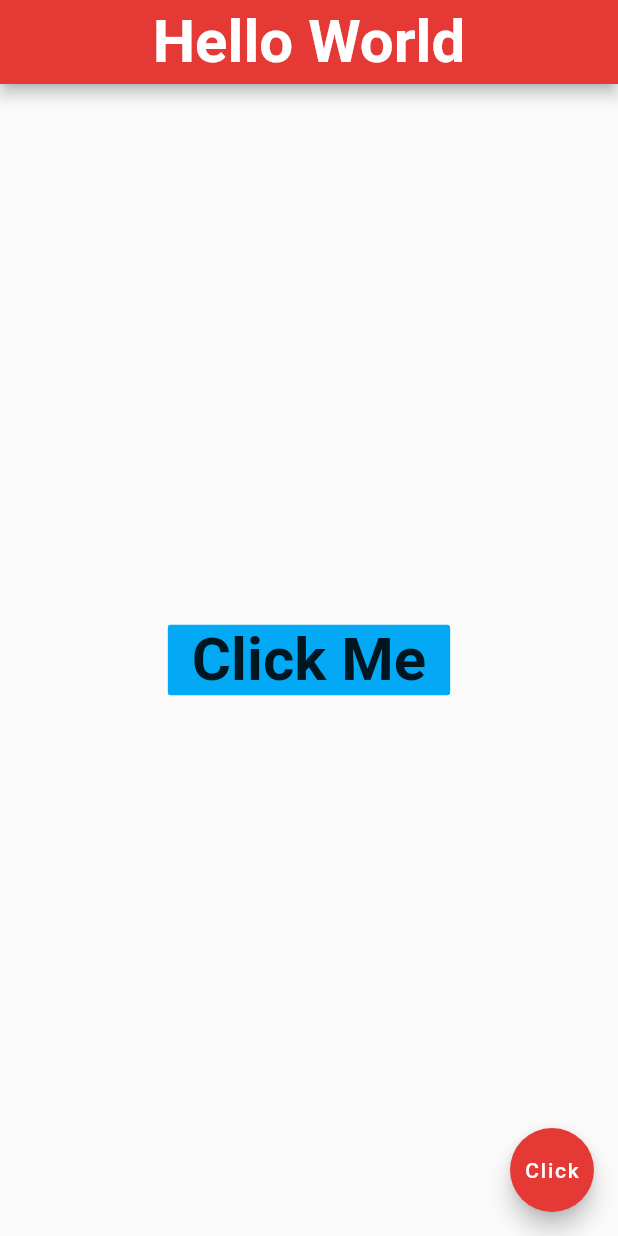
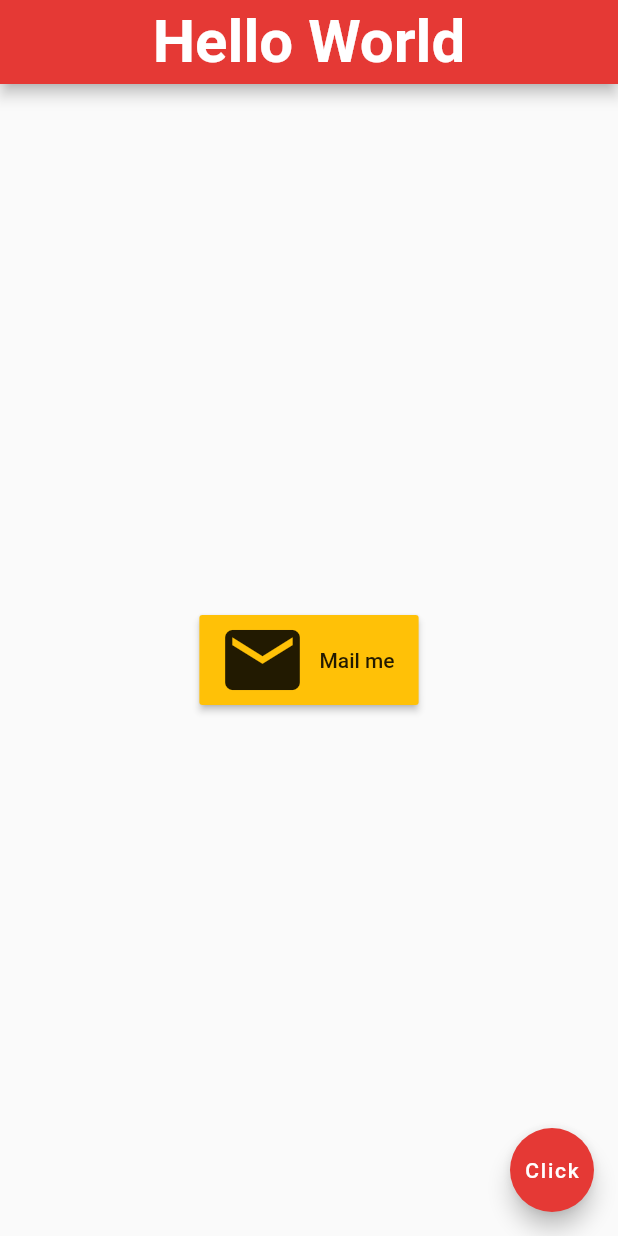
Before and after one commit to chittrakumari/my_first_flutter_project, a Flutter app: the screen it shows after launch, on a phone screen of 412 x 824 dp. Run offline on Flutter 3.47's test engine with Material 2 defaults, Android fonts, the phone set to English and light mode, and no system bars.

Commit message:
Buttons And Icons

```diff
--- a/lib/main.dart
+++ b/lib/main.dart
@@ -1,4 +1,5 @@
 
+import 'package:flutter/cupertino.dart';
 import 'package:flutter/material.dart';
 
 void main() => runApp(MaterialApp(
@@ -28,19 +29,15 @@ class Home extends StatelessWidget {
 
 
         body: Center(
-          child:FlatButton(
-            onPressed: (){
-              print('Stay Safe');
+          child:RaisedButton.icon(
+            onPressed: (){},
+            icon: Icon(Icons.mail,
+            size: 60,),
+            color:Colors.amber,
+            label: Text('Mail me'),
+          )
+          ),
 
-            },
-            child: Text('Click Me',style: TextStyle(
-              fontSize: 40.0,
-              fontWeight: FontWeight.bold
-            )
-            ),
-            color: Colors.lightBlue,
-          )
-        ),
 
 
 
```
